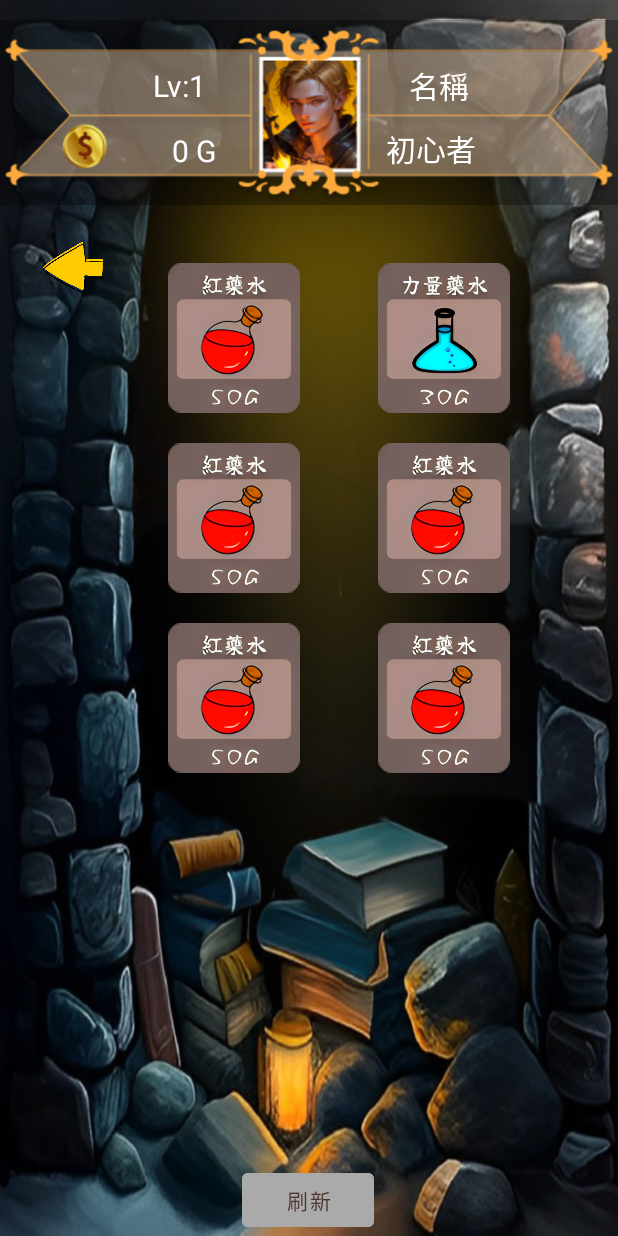
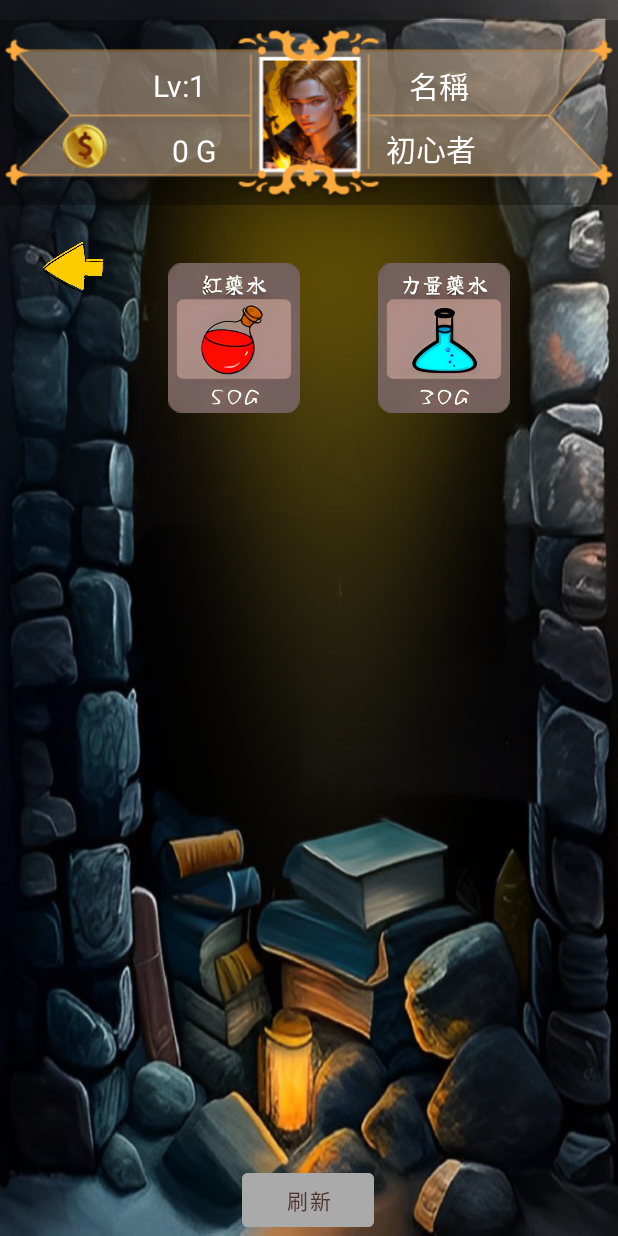
Before and after one commit to JavaGameLab413/JavaGame, an Android app: the layout activity_shop.xml on its own in the app's theme, with its tools: preview values and no code run, on a phone screen of 412 x 824 dp. Run offline under Robolectric (Android 15) with nearby library versions, the phone set to English and light mode, and no system bars; Roboto replaces fonts that are not available here.

Commit message:
feat:關閉未推出的商品

```diff
--- a/app/src/main/res/layout/activity_shop.xml
+++ b/app/src/main/res/layout/activity_shop.xml
@@ -96,6 +96,7 @@
                 android:layout_marginEnd="10dp"
                 android:background="#00FFFFFF"
                 android:scaleType="fitCenter"
+                android:visibility="invisible"
                 app:srcCompat="@drawable/healingpotion"
                 tools:ignore="ContentDescription,SpeakableTextPresentCheck,ImageContrastCheck" />
 
@@ -109,6 +110,7 @@
                 android:layout_marginEnd="30dp"
                 android:background="#00FFFFFF"
                 android:scaleType="fitCenter"
+                android:visibility="invisible"
                 app:srcCompat="@drawable/healingpotion"
                 tools:ignore="ContentDescription,SpeakableTextPresentCheck,ImageContrastCheck" />
 
@@ -132,6 +134,7 @@
                 android:layout_marginEnd="10dp"
                 android:background="#00FFFFFF"
                 android:scaleType="fitCenter"
+                android:visibility="invisible"
                 app:srcCompat="@drawable/healingpotion"
                 tools:ignore="ContentDescription,SpeakableTextPresentCheck,ImageContrastCheck" />
 
@@ -145,6 +148,7 @@
                 android:layout_marginEnd="30dp"
                 android:background="#00FFFFFF"
                 android:scaleType="fitCenter"
+                android:visibility="invisible"
                 app:srcCompat="@drawable/healingpotion"
                 tools:ignore="ContentDescription,SpeakableTextPresentCheck,ImageContrastCheck" />
 
```
